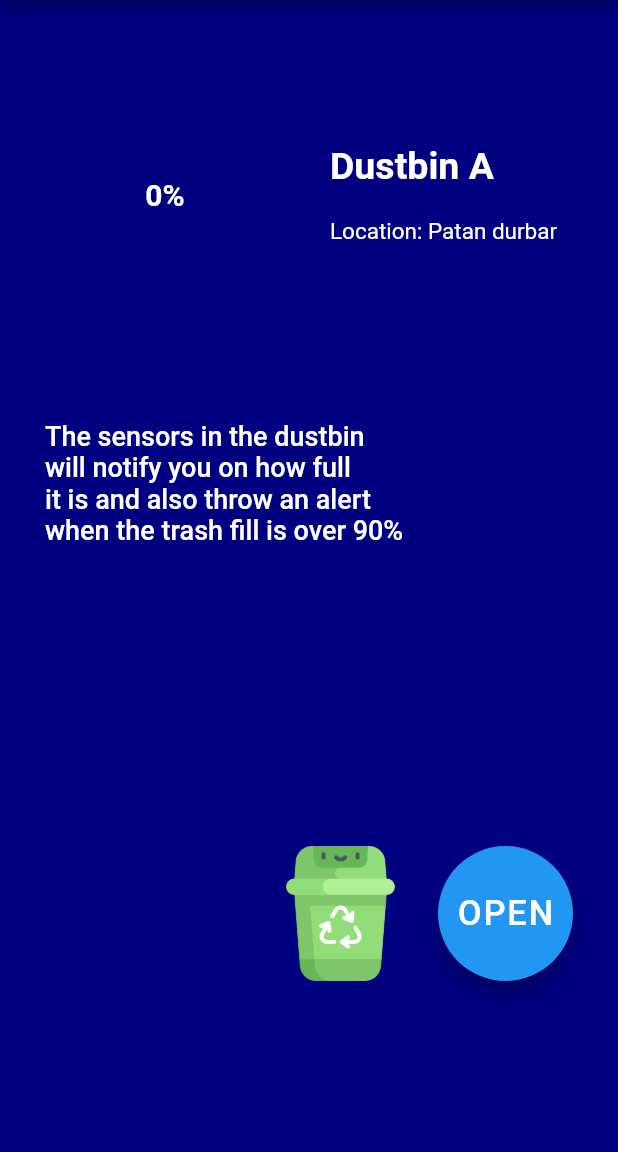
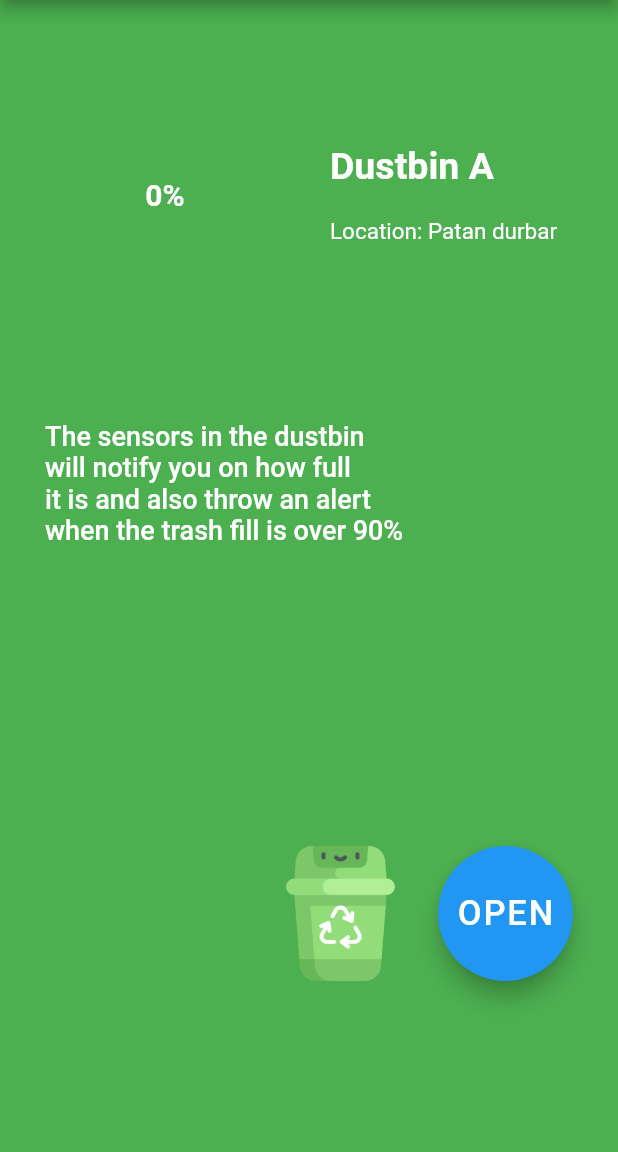
Before and after one commit to duktar210143/SmartWasteManagementSystem, a Flutter app: the dustbinDetailPage screen opened directly, on a phone screen of 412 x 824 dp, the part 84-1236 px from its top. Run offline on Flutter 3.47's test engine with Material 2 defaults, Android fonts, the light colour scheme and no system bars; our stand-ins replace firebase_core, firebase_database, flutter_local_notifications, youtube_player_flutter; accounts and stored records are empty.

Commit message:
changed background colour

```diff
--- a/lib/dustbinDetailPage.dart
+++ b/lib/dustbinDetailPage.dart
@@ -3,7 +3,7 @@ import 'package:firebase_database/firebase_database.dart';
 import 'package:flutter_local_notifications/flutter_local_notifications.dart';
 import 'motorControll.dart';
 
-Color darkBlueColor = Color(0xFF000080);
+Color darkBlueColor = Colors.green;
 
 class dustbinDetailPage extends StatefulWidget {
   const dustbinDetailPage({super.key});
--- a/lib/dustbinpageB.dart
+++ b/lib/dustbinpageB.dart
@@ -4,7 +4,7 @@ import 'package:flutter_local_notifications/flutter_local_notifications.dart';
 import 'motorControll.dart';
 
 
-Color darkBlueColor = Colors.green;
+Color darkBlueColor = Colors.black12;
 
 class dustbinpageB extends StatefulWidget {
   const dustbinpageB({super.key});
```
